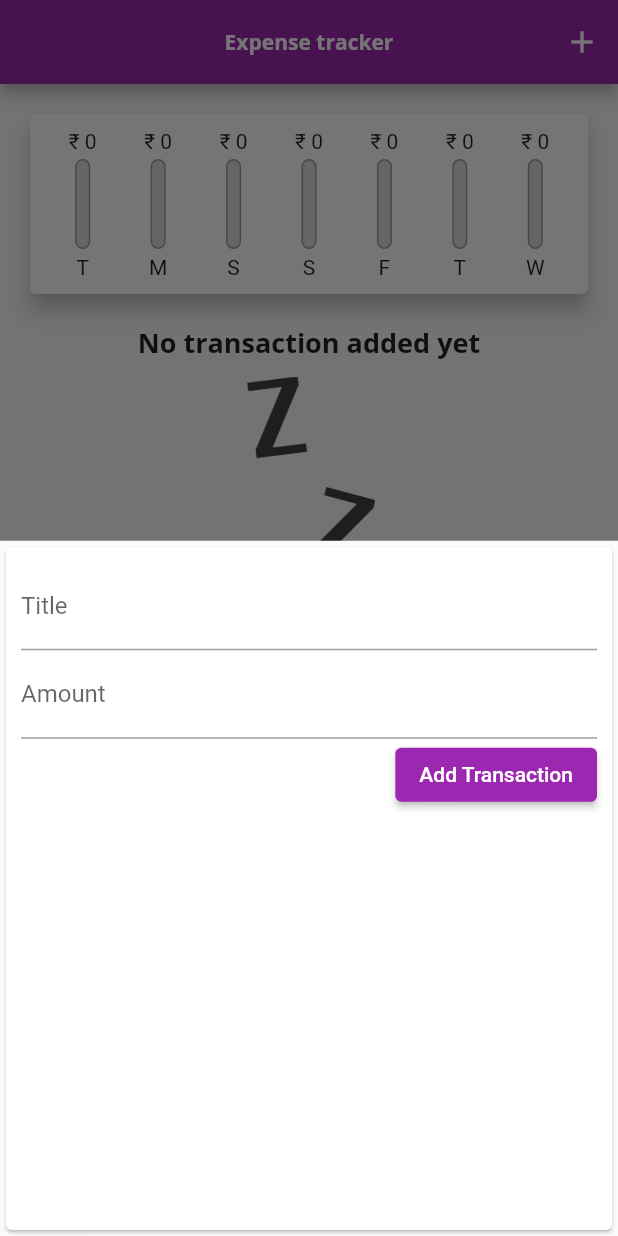
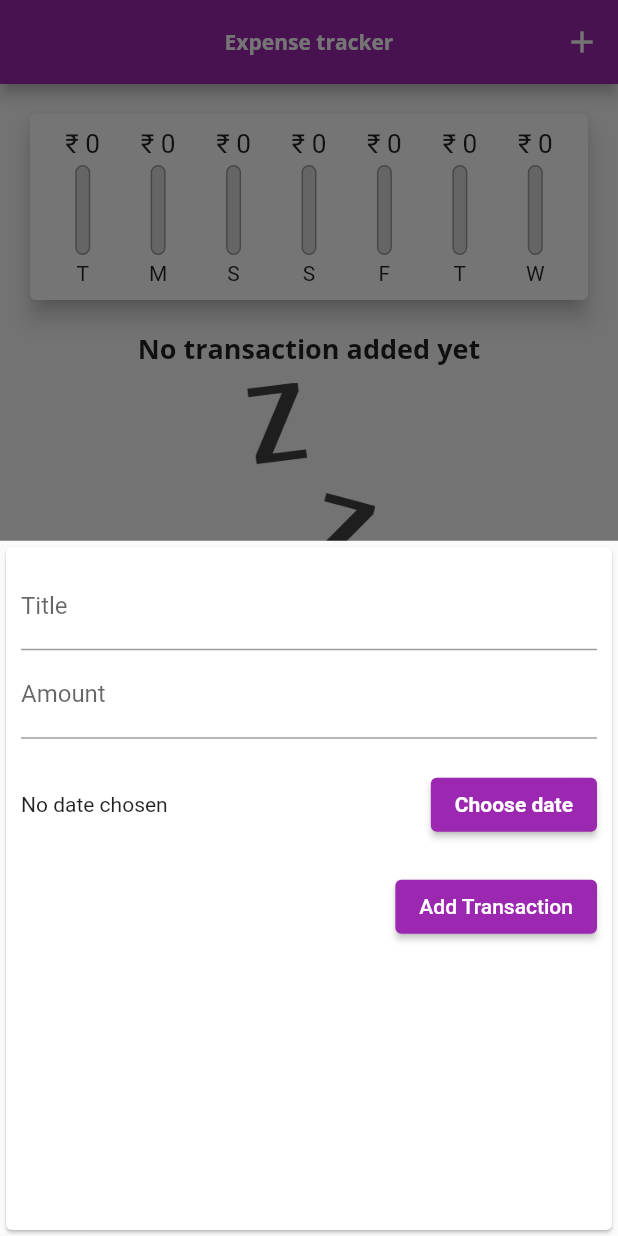
Before and after one commit to kalph1998/expense-tracker_flutter, a Flutter app: the screen it shows after launch, after a tap on the "add" icon, on a phone screen of 412 x 824 dp. Run offline on Flutter 3.47's test engine with Material 2 defaults, Android fonts, the phone set to English and light mode, and no system bars.

Commit message:
adding datepicker

```diff
--- a/lib/widgets/chart_bar.dart
+++ b/lib/widgets/chart_bar.dart
@@ -13,7 +13,10 @@ class ChartBar extends StatelessWidget {
   Widget build(BuildContext context) {
     return Column(
       children: [
-        FittedBox(child: Text('₹ ${spendingAmount.toStringAsFixed(0)}')),
+        Container(
+            height: 20,
+            child: FittedBox(
+                child: Text('₹ ${spendingAmount.toStringAsFixed(0)}'))),
         const SizedBox(
           height: 4,
         ),
--- a/lib/widgets/new_transaction.dart
+++ b/lib/widgets/new_transaction.dart
@@ -47,6 +47,25 @@ class _NewTransactionState extends State<NewTransaction> {
               keyboardType: TextInputType.number,
               onSubmitted: (_) => {submitData},
             ),
+            Padding(
+              padding: const EdgeInsets.symmetric(vertical: 20),
+              child: Row(
+                mainAxisAlignment: MainAxisAlignment.spaceBetween,
+                crossAxisAlignment: CrossAxisAlignment.center,
+                children: [
+                  Text('No date chosen'),
+                  ElevatedButton(
+                    onPressed: () {},
+                    child: const Text('Choose date'),
+                    style: ElevatedButton.styleFrom(
+                        primary: Theme.of(context).primaryColor,
+                        onPrimary: Colors.white,
+                        textStyle:
+                            const TextStyle(fontWeight: FontWeight.bold)),
+                  )
+                ],
+              ),
+            ),
             ElevatedButton(
               onPressed: () {
                 submitData();
```
Also changed, not shown: lib/widgets/transaction_list.dart (+52 -30 lines).
